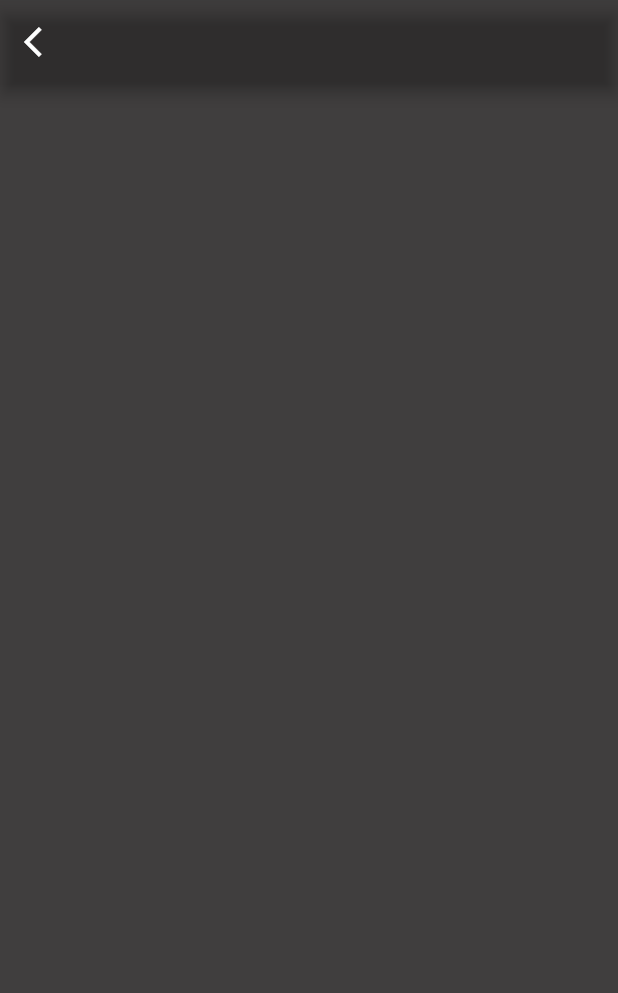
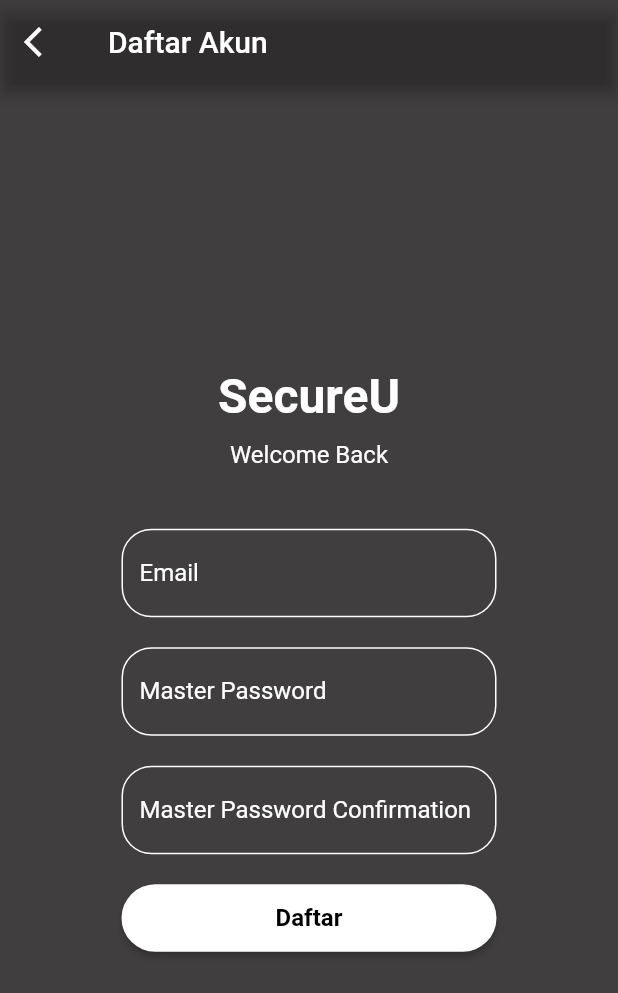
Before and after one commit to RayhanHamada/secureu-mobile, a Flutter app: the RegisterScreen screen opened by its route, on a phone screen of 412 x 824 dp. Shown: the top 993 px of the screen. Run offline on Flutter 3.47's test engine with Material 2 defaults, Android fonts, the phone set to English and light mode, and no system bars; our stand-ins replace flutter_bloc, flutter_dotenv, freezed_annotation.

Commit message:
feat: add register_form

```diff
--- a/lib/screens/register/register_screen.dart
+++ b/lib/screens/register/register_screen.dart
@@ -1,5 +1,6 @@
 import 'package:flutter/material.dart';
 import 'package:secureu_mobile/config/routes.dart';
+import 'package:secureu_mobile/screens/register/views/register_form.dart';
 
 class RegisterScreen extends StatelessWidget {
   const RegisterScreen({Key? key}) : super(key: key);
@@ -20,6 +21,7 @@ class RegisterScreen extends StatelessWidget {
 
     return AppBar(
       backgroundColor: theme.appBarTheme.backgroundColor,
+      title: const Text('Daftar Akun'),
       leading: IconButton(
         onPressed: () {
           Navigator.pushReplacementNamed(context, SecureURoutes.login);
@@ -32,8 +34,38 @@ class RegisterScreen extends StatelessWidget {
   }
 
   Widget _body(BuildContext context) {
-    return const SingleChildScrollView(
-      child: null,
+    return Column(
+      mainAxisAlignment: MainAxisAlignment.center,
+      crossAxisAlignment: CrossAxisAlignment.stretch,
+      children: [
+        const Center(
+          child: Text(
+            'SecureU',
+            style: TextStyle(
+              color: Colors.white,
+              fontWeight: FontWeight.bold,
+              fontSize: 32,
+            ),
+          ),
+        ),
+        const SizedBox(
+          height: 10,
+        ),
+        const Center(
+          child: Text(
+            'Welcome Back',
+            style: TextStyle(
+              color: Colors.white,
+              fontWeight: FontWeight.normal,
+              fontSize: 16,
+            ),
+          ),
+        ),
+        const SizedBox(
+          height: 40,
+        ),
+        RegisterForm()
+      ],
     );
   }
 }
--- /dev/null
+++ b/lib/screens/register/views/register_form.dart
@@ -0,0 +1,194 @@
+import 'package:flutter/material.dart';
+import 'package:flutter_bloc/flutter_bloc.dart';
+import 'package:secureu_mobile/screens/register/bloc/register_bloc.dart';
+
+class RegisterForm extends StatelessWidget {
+  RegisterForm({Key? key}) : super(key: key);
+
+  final _emailController = TextEditingController(text: '');
+  final _passwordController = TextEditingController(text: '');
+  final _passwordConfirmationController = TextEditingController(text: '');
+
+  final _formKey = GlobalKey<FormState>();
+  final _emailKey = GlobalKey<FormFieldState<String>>();
+  final _passwordKey = GlobalKey<FormFieldState<String>>();
+  final _passwordConfirmationKey = GlobalKey<FormFieldState<String>>();
+
+  String? _emailValidator(String? email) {
+    if (email == null || email.isEmpty) {
+      return 'Email tidak boleh kosong';
+    }
+
+    // TODO: implement email regex checking
+
+    return null;
+  }
+
+  String? _passwordValidator(String? password) {
+    if (password == null || password.isEmpty) {
+      return 'Password tidak boleh kosong';
+    }
+
+    if (password.length < 8) {
+      return 'Panjang password minimal 8 karakter';
+    }
+
+    // TODO: implement password regex checking
+
+    return null;
+  }
+
+  String? _passwordConfirmationValidator(String? passwordConfirmation) {
+    if (passwordConfirmation == null || passwordConfirmation.isEmpty) {
+      return 'Password Konfirmasi tidak boleh kosong';
+    }
+
+    final password = _passwordController.text;
+
+    if (password != passwordConfirmation) {
+      return 'Password Konfirmasi harus sama dengan password';
+    }
+
+    // TODO: implement password regex checking
+
+    return null;
+  }
+
+  @override
+  Widget build(BuildContext context) {
+    final theme = Theme.of(context);
+    final registerBloc = context.watch<RegisterBloc>();
+
+    return Form(
+      key: _formKey,
+      child: Column(
+        children: [
+          // Email
+          SizedBox(
+            width: 250.0,
+            child: TextFormField(
+              key: _emailKey,
+              controller: _emailController,
+              validator: _emailValidator,
+              style: const TextStyle(
+                color: Colors.white,
+              ),
+              decoration: InputDecoration(
+                labelText: 'Email',
+                hintText: 'example@example.com',
+                hintStyle: theme.inputDecorationTheme.hintStyle,
+                labelStyle: theme.inputDecorationTheme.labelStyle,
+                border: theme.inputDecorationTheme.border,
+                enabledBorder: theme.inputDecorationTheme.enabledBorder,
+                focusedBorder: theme.inputDecorationTheme.focusedBorder,
+              ),
+            ),
+          ),
+
+          const SizedBox(
+            height: 20,
+          ),
+
+          // Password
+          SizedBox(
+            width: 250.0,
+            child: TextFormField(
+              key: _passwordKey,
+              validator: _passwordValidator,
+              controller: _passwordController,
+              obscureText: true,
+              obscuringCharacter: '*',
+              style: const TextStyle(
+                color: Colors.white,
+              ),
+              decoration: InputDecoration(
+                label: const Text(
+                  'Master Password',
+                ),
+                hintText: '**********',
+                hintStyle: theme.inputDecorationTheme.hintStyle,
+                labelStyle: theme.inputDecorationTheme.labelStyle,
+                border: theme.inputDecorationTheme.border,
+                enabledBorder: theme.inputDecorationTheme.enabledBorder,
+                focusedBorder: theme.inputDecorationTheme.focusedBorder,
+              ),
+            ),
+          ),
+
+          const SizedBox(
+            height: 20,
+          ),
+
+          // Password
+          SizedBox(
+            width: 250.0,
+            child: TextFormField(
+              key: _passwordConfirmationKey,
+              validator: _passwordConfirmationValidator,
+              controller: _passwordConfirmationController,
+              obscureText: true,
+              obscuringCharacter: '*',
+              style: const TextStyle(
+                color: Colors.white,
+              ),
+              decoration: InputDecoration(
+                label: const Text(
+                  'Master Password Confirmation',
+                ),
+                hintText: '**********',
+                hintStyle: theme.inputDecorationTheme.hintStyle,
+                labelStyle: theme.inputDecorationTheme.labelStyle,
+                border: theme.inputDecorationTheme.border,
+                enabledBorder: theme.inputDecorationTheme.enabledBorder,
+                focusedBorder: theme.inputDecorationTheme.focusedBorder,
+              ),
+            ),
+          ),
+
+          const SizedBox(
+            height: 20,
+          ),
+
+          // Button Login
+          SizedBox(
+            width: 250.0,
+            height: 45,
+            child: ElevatedButton(
+              onPressed: registerBloc.state.mapOrNull(
+                initial: (value) => () {
+                  if (!_formKey.currentState!.validate()) {
+                    return;
+                  }
+
+                  final email = _emailController.text;
+                  final password = _passwordController.text;
+
+                  FocusScope.of(context).unfocus();
+
+                  // TODO: send register event
+                },
+              ),
+              style: ButtonStyle(
+                shape: theme.elevatedButtonTheme.style!.shape,
+                backgroundColor: MaterialStateProperty.all<Color>(
+                  registerBloc.state.maybeMap(
+                    orElse: () => Colors.white,
+                    // TODO: implement submittingRegister
+                  ),
+                ),
+              ),
+              child: const Text(
+                'Daftar',
+                style: TextStyle(
+                  color: Colors.black,
+                  fontSize: 16,
+                  fontWeight: FontWeight.bold,
+                ),
+              ),
+            ),
+          ),
+        ],
+      ),
+    );
+  }
+}
```
